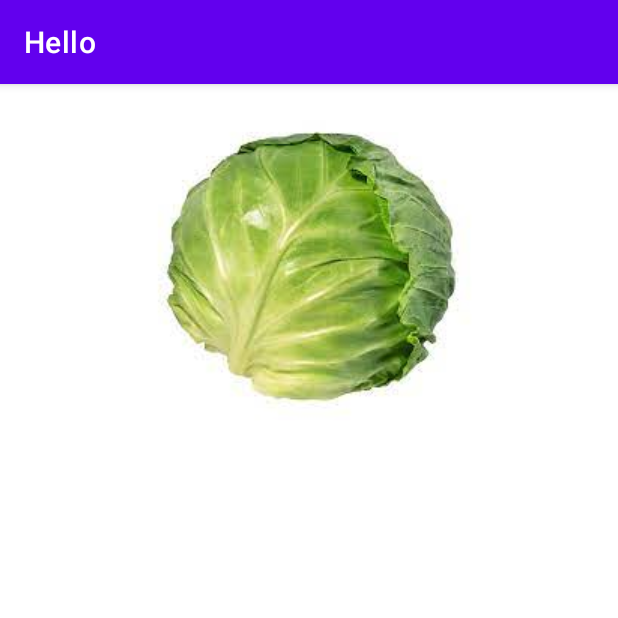
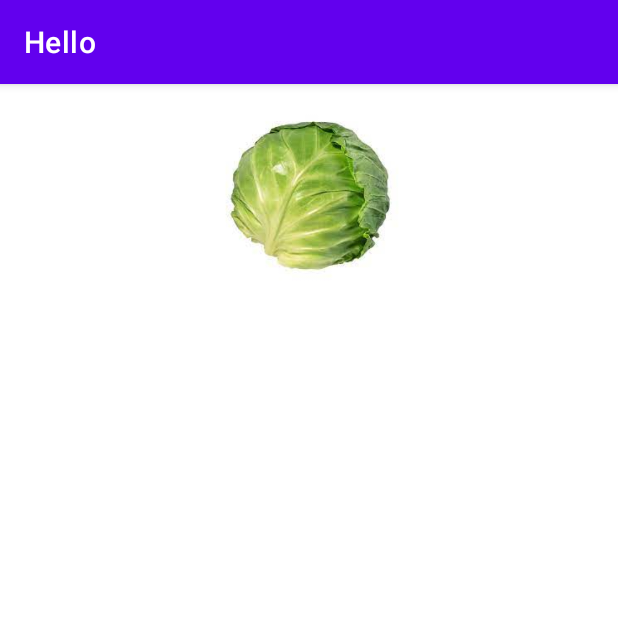
Before and after one commit to Rabecca-Chepkemboi/android-hello, an Android app: the LoginActivity screen opened directly, with no data from a screen before it, on a phone screen of 412 x 824 dp, the top half of it. Run offline under Robolectric (Android 15) with nearby library versions, the phone set to English and light mode, and no system bars.

Commit message:
hello project

```diff
--- a/app/src/main/res/layout/activity_login.xml
+++ b/app/src/main/res/layout/activity_login.xml
@@ -20,8 +20,8 @@
 
     <ImageView
         android:id="@+id/imageView"
-        android:layout_width="wrap_content"
-        android:layout_height="0dp"
+        android:layout_width="181dp"
+        android:layout_height="120dp"
         android:layout_marginStart="16dp"
         android:layout_marginTop="16dp"
         android:layout_marginEnd="16dp"
```
